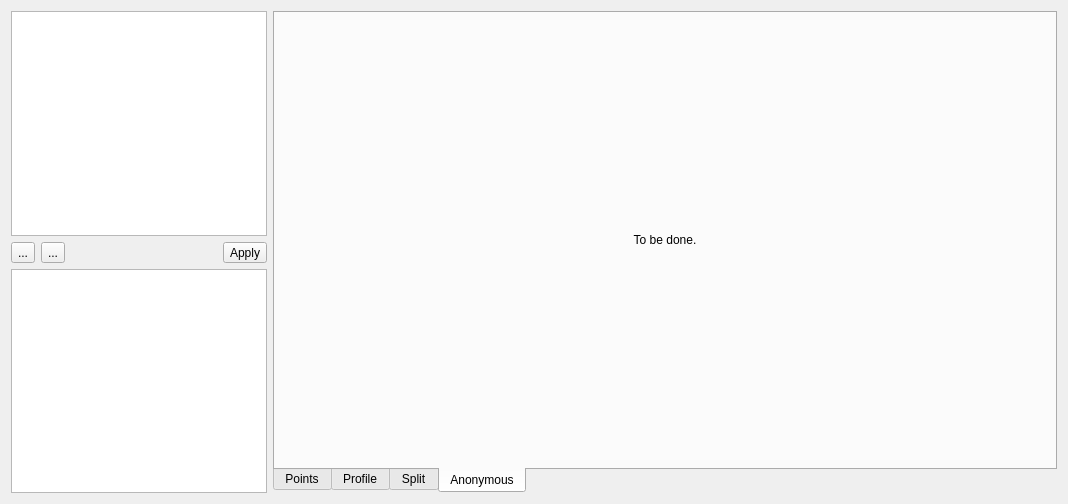
ntruchsess/QLandkarteGT, file src/ITrackFilterWidget.ui: the form before one commit.
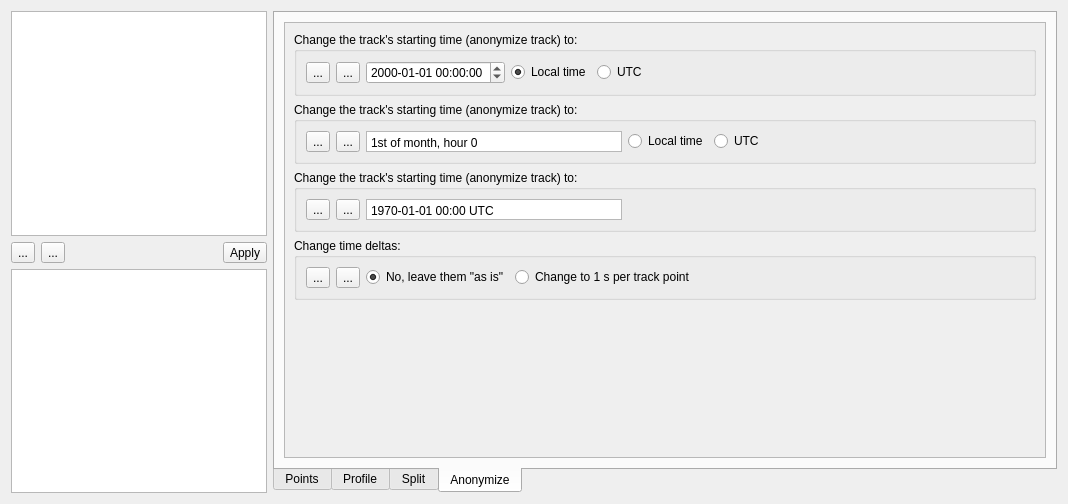
The form after the commit. The open tabs and pages were chosen to show the change. Icons and pictures are not drawn.

Commit message: Implement the basic layout for the "filter" tab in the track edit widget.

What changed in the file:
```diff
--- a/src/ITrackFilterWidget.ui
+++ b/src/ITrackFilterWidget.ui
@@ -1105,22 +1105,351 @@
       </layout>
      </widget>
      <widget class="QWidget" name="tabAnonymous">
+      <property name="enabled">
+       <bool>true</bool>
+      </property>
       <attribute name="icon">
        <iconset resource="resources.qrc">
         <normaloff>:/icons/cache/Virtual-Cache.png</normaloff>:/icons/cache/Virtual-Cache.png</iconset>
       </attribute>
       <attribute name="title">
-       <string>Anonymous</string>
+       <string>Anonymize</string>
       </attribute>
       <layout class="QVBoxLayout" name="verticalLayout_6">
        <item>
-        <widget class="QLabel" name="label_17">
-         <property name="text">
-          <string>To be done.</string>
+        <widget class="QScrollArea" name="scrollArea_4">
+         <property name="widgetResizable">
+          <bool>true</bool>
          </property>
-         <property name="alignment">
-          <set>Qt::AlignCenter</set>
-         </property>
+         <widget class="QWidget" name="scrollAreaWidgetContents_4">
+          <property name="geometry">
+           <rect>
+            <x>0</x>
+            <y>0</y>
+            <width>760</width>
+            <height>438</height>
+           </rect>
+          </property>
+          <layout class="QVBoxLayout" name="verticalLayout_9">
+           <item>
+            <widget class="QGroupBox" name="groupAnon1">
+             <property name="title">
+              <string>Change the track's starting time (anonymize track) to:</string>
+             </property>
+             <layout class="QHBoxLayout" name="horizontalLayout_13">
+              <item>
+               <widget class="QToolButton" name="toolAnon1Now">
+                <property name="text">
+                 <string>...</string>
+                </property>
+                <property name="icon">
+                 <iconset>
+                  <normaloff>:/icons/toolswizard.png</normaloff>:/icons/toolswizard.png</iconset>
+                </property>
+               </widget>
+              </item>
+              <item>
+               <widget class="QToolButton" name="toolAddAnon1">
+                <property name="text">
+                 <string>...</string>
+                </property>
+                <property name="icon">
+                 <iconset>
+                  <normaloff>:/icons/iconAdd16x16.png</normaloff>:/icons/iconAdd16x16.png</iconset>
+                </property>
+               </widget>
+              </item>
+              <item>
+               <widget class="QDateTimeEdit" name="dateTimeEdit">
+                <property name="sizePolicy">
+                 <sizepolicy hsizetype="Minimum" vsizetype="Fixed">
+                  <horstretch>0</horstretch>
+                  <verstretch>0</verstretch>
+                 </sizepolicy>
+                </property>
+                <property name="date">
+                 <date>
+                  <year>2000</year>
+                  <month>1</month>
+                  <day>1</day>
+                 </date>
+                </property>
+                <property name="maximumDate">
+                 <date>
+                  <year>2099</year>
+                  <month>12</month>
+                  <day>31</day>
+                 </date>
+                </property>
+                <property name="displayFormat">
+                 <string>yyyy-MM-dd HH:mm:ss</string>
+                </property>
+               </widget>
+              </item>
+              <item>
+               <widget class="QRadioButton" name="radioLocaltime">
+                <property name="text">
+                 <string>Local time</string>
+                </property>
+                <property name="checked">
+                 <bool>true</bool>
+                </property>
+               </widget>
+              </item>
+              <item>
+               <widget class="QRadioButton" name="radioUTC">
+                <property name="text">
+                 <string>UTC</string>
+                </property>
+               </widget>
+              </item>
+              <item>
+               <spacer name="horizontalSpacer_10">
+                <property name="orientation">
+                 <enum>Qt::Horizontal</enum>
+                </property>
+                <property name="sizeHint" stdset="0">
+                 <size>
+                  <width>40</width>
+                  <height>20</height>
+                 </size>
+                </property>
+               </spacer>
+              </item>
+             </layout>
+            </widget>
+           </item>
+           <item>
+            <widget class="QGroupBox" name="groupAnon2">
+             <property name="title">
+              <string>Change the track's starting time (anonymize track) to:</string>
+             </property>
+             <layout class="QHBoxLayout" name="horizontalLayout_14">
+              <item>
+               <widget class="QToolButton" name="toolAnon2Now">
+                <property name="text">
+                 <string>...</string>
+                </property>
+                <property name="icon">
+                 <iconset>
+                  <normaloff>:/icons/toolswizard.png</normaloff>:/icons/toolswizard.png</iconset>
+                </property>
+               </widget>
+              </item>
+              <item>
+               <widget class="QToolButton" name="toolAddAnon2">
+                <property name="text">
+                 <string>...</string>
+                </property>
+                <property name="icon">
+                 <iconset>
+                  <normaloff>:/icons/iconAdd16x16.png</normaloff>:/icons/iconAdd16x16.png</iconset>
+                </property>
+               </widget>
+              </item>
+              <item>
+               <widget class="QPlainTextEdit" name="textAnon2">
+                <property name="enabled">
+                 <bool>true</bool>
+                </property>
+                <property name="sizePolicy">
+                 <sizepolicy hsizetype="Minimum" vsizetype="Ignored">
+                  <horstretch>0</horstretch>
+                  <verstretch>0</verstretch>
+                 </sizepolicy>
+                </property>
+                <property name="verticalScrollBarPolicy">
+                 <enum>Qt::ScrollBarAlwaysOff</enum>
+                </property>
+                <property name="horizontalScrollBarPolicy">
+                 <enum>Qt::ScrollBarAlwaysOff</enum>
+                </property>
+                <property name="undoRedoEnabled">
+                 <bool>false</bool>
+                </property>
+                <property name="readOnly">
+                 <bool>true</bool>
+                </property>
+                <property name="plainText">
+                 <string>1st of month, hour 0</string>
+                </property>
+               </widget>
+              </item>
+              <item>
+               <widget class="QRadioButton" name="radioLocaltime2">
+                <property name="text">
+                 <string>Local time</string>
+                </property>
+               </widget>
+              </item>
+              <item>
+               <widget class="QRadioButton" name="radioUTC2">
+                <property name="text">
+                 <string>UTC</string>
+                </property>
+               </widget>
+              </item>
+              <item>
+               <spacer name="horizontalSpacer_11">
+                <property name="orientation">
+                 <enum>Qt::Horizontal</enum>
+                </property>
+                <property name="sizeHint" stdset="0">
+                 <size>
+                  <width>40</width>
+                  <height>20</height>
+                 </size>
+                </property>
+               </spacer>
+              </item>
+             </layout>
+            </widget>
+           </item>
+           <item>
+            <widget class="QGroupBox" name="groupAnon3">
+             <property name="title">
+              <string>Change the track's starting time (anonymize track) to:</string>
+             </property>
+             <layout class="QHBoxLayout" name="horizontalLayout_15">
+              <item>
+               <widget class="QToolButton" name="toolAnon3Now">
+                <property name="text">
+                 <string>...</string>
+                </property>
+                <property name="icon">
+                 <iconset>
+                  <normaloff>:/icons/toolswizard.png</normaloff>:/icons/toolswizard.png</iconset>
+                </property>
+               </widget>
+              </item>
+              <item>
+               <widget class="QToolButton" name="toolAddAnon3">
+                <property name="text">
+                 <string>...</string>
+                </property>
+                <property name="icon">
+                 <iconset>
+                  <normaloff>:/icons/iconAdd16x16.png</normaloff>:/icons/iconAdd16x16.png</iconset>
+                </property>
+               </widget>
+              </item>
+              <item>
+               <widget class="QPlainTextEdit" name="textAnon3">
+                <property name="sizePolicy">
+                 <sizepolicy hsizetype="Minimum" vsizetype="Ignored">
+                  <horstretch>0</horstretch>
+                  <verstretch>0</verstretch>
+                 </sizepolicy>
+                </property>
+                <property name="verticalScrollBarPolicy">
+                 <enum>Qt::ScrollBarAlwaysOff</enum>
+                </property>
+                <property name="horizontalScrollBarPolicy">
+                 <enum>Qt::ScrollBarAlwaysOff</enum>
+                </property>
+                <property name="undoRedoEnabled">
+                 <bool>false</bool>
+                </property>
+                <property name="readOnly">
+                 <bool>true</bool>
+                </property>
+                <property name="plainText">
+                 <string>1970-01-01 00:00 UTC</string>
+                </property>
+               </widget>
+              </item>
+              <item>
+               <spacer name="horizontalSpacer_12">
+                <property name="orientation">
+                 <enum>Qt::Horizontal</enum>
+                </property>
+                <property name="sizeHint" stdset="0">
+                 <size>
+                  <width>40</width>
+                  <height>20</height>
+                 </size>
+                </property>
+               </spacer>
+              </item>
+             </layout>
+            </widget>
+           </item>
+           <item>
+            <widget class="QGroupBox" name="groupAnon4">
+             <property name="title">
+              <string>Change time deltas:</string>
+             </property>
+             <layout class="QHBoxLayout" name="horizontalLayout_16">
+              <item>
+               <widget class="QToolButton" name="toolAnon4Now">
+                <property name="text">
+                 <string>...</string>
+                </property>
+                <property name="icon">
+                 <iconset>
+                  <normaloff>:/icons/toolswizard.png</normaloff>:/icons/toolswizard.png</iconset>
+                </property>
+               </widget>
+              </item>
+              <item>
+               <widget class="QToolButton" name="toolAddAnon4">
+                <property name="text">
+                 <string>...</string>
+                </property>
+                <property name="icon">
+                 <iconset>
+                  <normaloff>:/icons/iconAdd16x16.png</normaloff>:/icons/iconAdd16x16.png</iconset>
+                </property>
+               </widget>
+              </item>
+              <item>
+               <widget class="QRadioButton" name="radioAnon4Leaveasis">
+                <property name="text">
+                 <string>No, leave them &quot;as is&quot;</string>
+                </property>
+                <property name="checked">
+                 <bool>true</bool>
+                </property>
+               </widget>
+              </item>
+              <item>
+               <widget class="QRadioButton" name="radioAnon4To1s">
+                <property name="text">
+                 <string>Change to 1 s per track point</string>
+                </property>
+               </widget>
+              </item>
+              <item>
+               <spacer name="horizontalSpacer_13">
+                <property name="orientation">
+                 <enum>Qt::Horizontal</enum>
+                </property>
+                <property name="sizeHint" stdset="0">
+                 <size>
+                  <width>40</width>
+                  <height>20</height>
+                 </size>
+                </property>
+               </spacer>
+              </item>
+             </layout>
+            </widget>
+           </item>
+           <item>
+            <spacer name="verticalSpacer_4">
+             <property name="orientation">
+              <enum>Qt::Vertical</enum>
+             </property>
+             <property name="sizeHint" stdset="0">
+              <size>
+               <width>20</width>
+               <height>40</height>
+              </size>
+             </property>
+            </spacer>
+           </item>
+          </layout>
+         </widget>
         </widget>
        </item>
       </layout>
```
